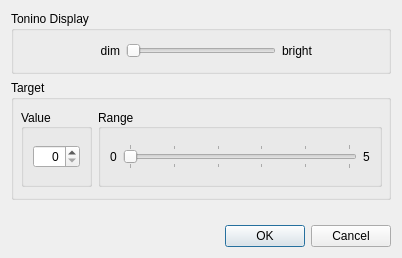
First picture: the form in src/ui/PreferencesDialogUI.ui, repository myTonino/Tonino-App, before the edit.
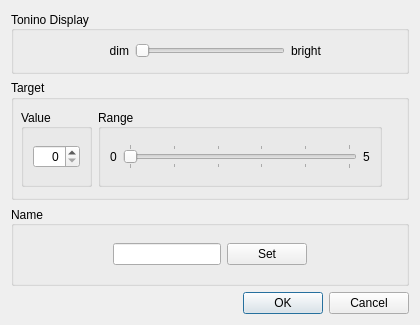
Second picture: the form after the edit.

```diff
--- a/src/ui/PreferencesDialogUI.ui
+++ b/src/ui/PreferencesDialogUI.ui
@@ -6,10 +6,22 @@
    <rect>
     <x>0</x>
     <y>0</y>
-    <width>402</width>
-    <height>258</height>
+    <width>420</width>
+    <height>316</height>
    </rect>
   </property>
+  <property name="sizePolicy">
+   <sizepolicy hsizetype="Preferred" vsizetype="Preferred">
+    <horstretch>0</horstretch>
+    <verstretch>0</verstretch>
+   </sizepolicy>
+  </property>
+  <property name="maximumSize">
+   <size>
+    <width>420</width>
+    <height>316</height>
+   </size>
+  </property>
   <property name="windowTitle">
    <string>Preferences</string>
   </property>
@@ -22,6 +34,9 @@
      <property name="title">
       <string>Tonino Display</string>
      </property>
+     <property name="alignment">
+      <set>Qt::AlignLeading|Qt::AlignLeft|Qt::AlignVCenter</set>
+     </property>
      <layout class="QHBoxLayout" name="horizontalLayout">
       <item>
        <spacer name="horizontalSpacer_2">
@@ -299,17 +314,75 @@
     </widget>
    </item>
    <item>
-    <spacer name="verticalSpacer">
-     <property name="orientation">
-      <enum>Qt::Vertical</enum>
-     </property>
-     <property name="sizeHint" stdset="0">
+    <widget class="QGroupBox" name="groupBoxToninoName">
+     <property name="minimumSize">
       <size>
-       <width>20</width>
-       <height>40</height>
+       <width>0</width>
+       <height>80</height>
       </size>
      </property>
-    </spacer>
+     <property name="title">
+      <string>Name</string>
+     </property>
+     <property name="alignment">
+      <set>Qt::AlignLeading|Qt::AlignLeft|Qt::AlignVCenter</set>
+     </property>
+     <property name="flat">
+      <bool>false</bool>
+     </property>
+     <property name="checkable">
+      <bool>false</bool>
+     </property>
+     <layout class="QHBoxLayout" name="horizontalLayout_6">
+      <item>
+       <spacer name="horizontalSpacer_3">
+        <property name="orientation">
+         <enum>Qt::Horizontal</enum>
+        </property>
+        <property name="sizeHint" stdset="0">
+         <size>
+          <width>75</width>
+          <height>20</height>
+         </size>
+        </property>
+       </spacer>
+      </item>
+      <item>
+       <layout class="QHBoxLayout" name="horizontalLayout_5">
+        <property name="sizeConstraint">
+         <enum>QLayout::SetFixedSize</enum>
+        </property>
+        <item>
+         <widget class="QLineEdit" name="lineEditName">
+          <property name="maxLength">
+           <number>8</number>
+          </property>
+         </widget>
+        </item>
+        <item>
+         <widget class="QPushButton" name="pushButtonNameSet">
+          <property name="text">
+           <string>Set</string>
+          </property>
+         </widget>
+        </item>
+       </layout>
+      </item>
+      <item>
+       <spacer name="horizontalSpacer_4">
+        <property name="orientation">
+         <enum>Qt::Horizontal</enum>
+        </property>
+        <property name="sizeHint" stdset="0">
+         <size>
+          <width>74</width>
+          <height>20</height>
+         </size>
+        </property>
+       </spacer>
+      </item>
+     </layout>
+    </widget>
    </item>
    <item>
     <widget class="QDialogButtonBox" name="buttonBox">
```
